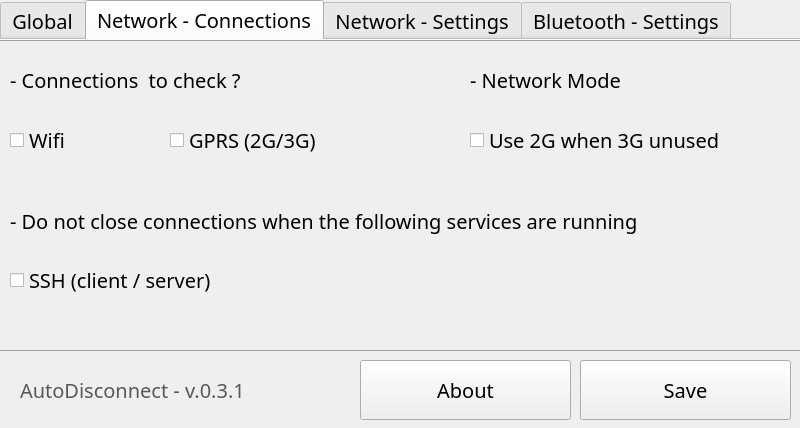
Before: the Qt Designer form src/uis/mainwindow.ui in abrisse/AutoDisconnect, drawn with Qt 5.
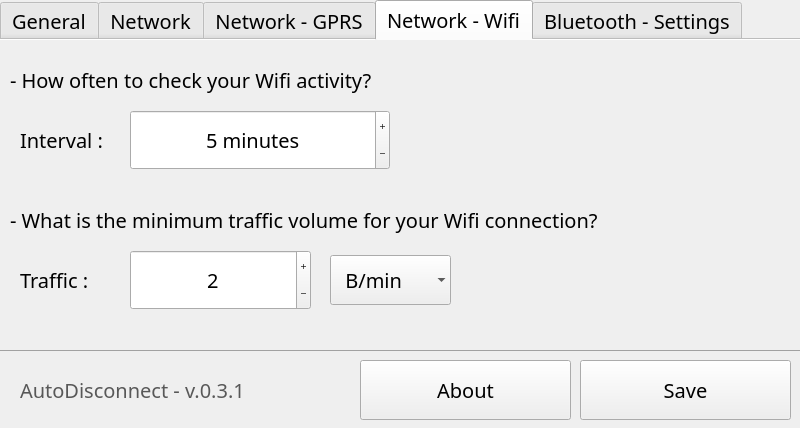
After: the same form once the commit is applied. The open tabs and pages were chosen to show the change.

Commit message: * New feature [#5732] : Switch 2G <-> 3G - Reporter : automagic68 * New feature [#5700] : Do not disconnect when openvpn is running - Reporter : maddler * New feature [#5738] : Do not disconnect when VoIP or an IM Account (Google Talk, Skype) is used * New feature [#5221] : Control Panel Applet - Reporter : pillar * Bluetooth code refactored

```diff
--- a/src/uis/mainwindow.ui
+++ b/src/uis/mainwindow.ui
@@ -83,7 +83,7 @@
     </property>
     <widget class="QWidget" name="tab">
      <attribute name="title">
-      <string>Global</string>
+      <string>General</string>
      </attribute>
      <widget class="QCheckBox" name="chkNotifications">
       <property name="geometry">
@@ -225,14 +225,14 @@
     </widget>
     <widget class="QWidget" name="tab_2">
      <attribute name="title">
-      <string>Network - Connections</string>
+      <string>Network</string>
      </attribute>
      <widget class="QLabel" name="label_3">
       <property name="geometry">
        <rect>
         <x>10</x>
         <y>10</y>
-        <width>271</width>
+        <width>381</width>
         <height>60</height>
        </rect>
       </property>
@@ -249,7 +249,7 @@
        </font>
       </property>
       <property name="text">
-       <string>- Connections  to check ?</string>
+       <string>- Which connections to check?</string>
       </property>
      </widget>
      <widget class="QCheckBox" name="chkConnexionWLAN">
@@ -260,7 +260,7 @@
        <rect>
         <x>10</x>
         <y>70</y>
-        <width>141</width>
+        <width>131</width>
         <height>60</height>
        </rect>
       </property>
@@ -289,7 +289,7 @@
      <widget class="QCheckBox" name="chkConnexionGPRS">
       <property name="geometry">
        <rect>
-        <x>170</x>
+        <x>160</x>
         <y>70</y>
         <width>231</width>
         <height>60</height>
@@ -355,7 +355,7 @@
        </font>
       </property>
       <property name="text">
-       <string>- Do not close connections when the following services are running</string>
+       <string>- Do not close connections when the following services are running:</string>
       </property>
       <property name="textFormat">
        <enum>Qt::AutoText</enum>
@@ -364,44 +364,10 @@
        <bool>true</bool>
       </property>
      </widget>
-     <widget class="QCheckBox" name="chkExceptionSSH">
-      <property name="geometry">
-       <rect>
-        <x>10</x>
-        <y>210</y>
-        <width>271</width>
-        <height>60</height>
-       </rect>
-      </property>
-      <property name="sizePolicy">
-       <sizepolicy hsizetype="Preferred" vsizetype="Preferred">
-        <horstretch>0</horstretch>
-        <verstretch>0</verstretch>
-       </sizepolicy>
-      </property>
-      <property name="minimumSize">
-       <size>
-        <width>0</width>
-        <height>0</height>
-       </size>
-      </property>
-      <property name="font">
-       <font>
-        <family>Sans Serif</family>
-        <pointsize>15</pointsize>
-       </font>
-      </property>
-      <property name="text">
-       <string>SSH (client / server)</string>
-      </property>
-      <property name="checked">
-       <bool>false</bool>
-      </property>
-     </widget>
      <widget class="QLabel" name="label_17">
       <property name="geometry">
        <rect>
-        <x>470</x>
+        <x>450</x>
         <y>10</y>
         <width>191</width>
         <height>60</height>
@@ -420,7 +386,7 @@
        </font>
       </property>
       <property name="text">
-       <string>- Network Mode</string>
+       <string>- Network Mode:</string>
       </property>
       <property name="textFormat">
        <enum>Qt::AutoText</enum>
@@ -432,7 +398,7 @@
      <widget class="QCheckBox" name="chkUse2G">
       <property name="geometry">
        <rect>
-        <x>470</x>
+        <x>450</x>
         <y>70</y>
         <width>321</width>
         <height>60</height>
@@ -463,10 +429,146 @@
        <bool>false</bool>
       </property>
      </widget>
+     <widget class="QCheckBox" name="chkExceptionOpenVPN">
+      <property name="geometry">
+       <rect>
+        <x>390</x>
+        <y>210</y>
+        <width>186</width>
+        <height>60</height>
+       </rect>
+      </property>
+      <property name="sizePolicy">
+       <sizepolicy hsizetype="Preferred" vsizetype="Preferred">
+        <horstretch>0</horstretch>
+        <verstretch>0</verstretch>
+       </sizepolicy>
+      </property>
+      <property name="minimumSize">
+       <size>
+        <width>0</width>
+        <height>0</height>
+       </size>
+      </property>
+      <property name="font">
+       <font>
+        <family>Sans Serif</family>
+        <pointsize>15</pointsize>
+       </font>
+      </property>
+      <property name="text">
+       <string>OpenVPN</string>
+      </property>
+      <property name="checked">
+       <bool>false</bool>
+      </property>
+     </widget>
+     <widget class="QCheckBox" name="chkExceptionVoIP">
+      <property name="geometry">
+       <rect>
+        <x>10</x>
+        <y>210</y>
+        <width>131</width>
+        <height>60</height>
+       </rect>
+      </property>
+      <property name="sizePolicy">
+       <sizepolicy hsizetype="Preferred" vsizetype="Preferred">
+        <horstretch>0</horstretch>
+        <verstretch>0</verstretch>
+       </sizepolicy>
+      </property>
+      <property name="minimumSize">
+       <size>
+        <width>0</width>
+        <height>0</height>
+       </size>
+      </property>
+      <property name="font">
+       <font>
+        <family>Sans Serif</family>
+        <pointsize>15</pointsize>
+       </font>
+      </property>
+      <property name="text">
+       <string>VoIP</string>
+      </property>
+      <property name="checked">
+       <bool>false</bool>
+      </property>
+     </widget>
+     <widget class="QCheckBox" name="chkExceptionIMAccounts">
+      <property name="geometry">
+       <rect>
+        <x>160</x>
+        <y>210</y>
+        <width>211</width>
+        <height>60</height>
+       </rect>
+      </property>
+      <property name="sizePolicy">
+       <sizepolicy hsizetype="Preferred" vsizetype="Preferred">
+        <horstretch>0</horstretch>
+        <verstretch>0</verstretch>
+       </sizepolicy>
+      </property>
+      <property name="minimumSize">
+       <size>
+        <width>0</width>
+        <height>0</height>
+       </size>
+      </property>
+      <property name="font">
+       <font>
+        <family>Sans Serif</family>
+        <pointsize>15</pointsize>
+       </font>
+      </property>
+      <property name="text">
+       <string>IM Accounts</string>
+      </property>
+      <property name="checked">
+       <bool>false</bool>
+      </property>
+     </widget>
+     <widget class="QCheckBox" name="chkExceptionSSH">
+      <property name="geometry">
+       <rect>
+        <x>595</x>
+        <y>210</y>
+        <width>131</width>
+        <height>60</height>
+       </rect>
+      </property>
+      <property name="sizePolicy">
+       <sizepolicy hsizetype="Preferred" vsizetype="Preferred">
+        <horstretch>0</horstretch>
+        <verstretch>0</verstretch>
+       </sizepolicy>
+      </property>
+      <property name="minimumSize">
+       <size>
+        <width>0</width>
+        <height>0</height>
+       </size>
+      </property>
+      <property name="font">
+       <font>
+        <family>Sans Serif</family>
+        <pointsize>15</pointsize>
+       </font>
+      </property>
+      <property name="text">
+       <string>SSH</string>
+      </property>
+      <property name="checked">
+       <bool>false</bool>
+      </property>
+     </widget>
     </widget>
     <widget class="QWidget" name="tab_3">
      <attribute name="title">
-      <string>Network - Settings</string>
+      <string>Network - GPRS</string>
      </attribute>
      <widget class="QLabel" name="label">
       <property name="geometry">
@@ -675,6 +777,207 @@
       </item>
      </widget>
     </widget>
+    <widget class="QWidget" name="tab_5">
+     <attribute name="title">
+      <string>Network - Wifi</string>
+     </attribute>
+     <widget class="QLabel" name="label_11">
+      <property name="geometry">
+       <rect>
+        <x>20</x>
+        <y>70</y>
+        <width>141</width>
+        <height>60</height>
+       </rect>
+      </property>
+      <property name="font">
+       <font>
+        <family>Sans Serif</family>
+        <pointsize>15</pointsize>
+       </font>
+      </property>
+      <property name="text">
+       <string>Interval :</string>
+      </property>
+     </widget>
+     <widget class="QSpinBox" name="spinMinBytesWifi">
+      <property name="geometry">
+       <rect>
+        <x>130</x>
+        <y>210</y>
+        <width>181</width>
+        <height>60</height>
+       </rect>
+      </property>
+      <property name="sizePolicy">
+       <sizepolicy hsizetype="Fixed" vsizetype="Fixed">
+        <horstretch>0</horstretch>
+        <verstretch>0</verstretch>
+       </sizepolicy>
+      </property>
+      <property name="font">
+       <font>
+        <family>Sans Serif</family>
+        <pointsize>15</pointsize>
+       </font>
+      </property>
+      <property name="alignment">
+       <set>Qt::AlignCenter</set>
+      </property>
+      <property name="buttonSymbols">
+       <enum>QAbstractSpinBox::PlusMinus</enum>
+      </property>
+      <property name="accelerated">
+       <bool>true</bool>
+      </property>
+      <property name="minimum">
+       <number>1</number>
+      </property>
+      <property name="maximum">
+       <number>1023</number>
+      </property>
+      <property name="singleStep">
+       <number>1</number>
+      </property>
+      <property name="value">
+       <number>2</number>
+      </property>
+     </widget>
+     <widget class="QComboBox" name="unitListWifi">
+      <property name="geometry">
+       <rect>
+        <x>330</x>
+        <y>215</y>
+        <width>121</width>
+        <height>50</height>
+       </rect>
+      </property>
+      <property name="font">
+       <font>
+        <family>Sans Serif</family>
+        <pointsize>15</pointsize>
+       </font>
+      </property>
+      <property name="frame">
+       <bool>false</bool>
+      </property>
+      <item>
+       <property name="text">
+        <string>  B/min</string>
+       </property>
+      </item>
+      <item>
+       <property name="text">
+        <string>  KB/min</string>
+       </property>
+      </item>
+      <item>
+       <property name="text">
+        <string>  MB/min</string>
+       </property>
+      </item>
+     </widget>
+     <widget class="QLabel" name="label_20">
+      <property name="geometry">
+       <rect>
+        <x>20</x>
+        <y>210</y>
+        <width>71</width>
+        <height>60</height>
+       </rect>
+      </property>
+      <property name="font">
+       <font>
+        <family>Sans Serif</family>
+        <pointsize>15</pointsize>
+       </font>
+      </property>
+      <property name="text">
+       <string>Traffic :</string>
+      </property>
+     </widget>
+     <widget class="QSpinBox" name="spinIntervalWifi">
+      <property name="geometry">
+       <rect>
+        <x>130</x>
+        <y>70</y>
+        <width>260</width>
+        <height>60</height>
+       </rect>
+      </property>
+      <property name="sizePolicy">
+       <sizepolicy hsizetype="Fixed" vsizetype="Fixed">
+        <horstretch>0</horstretch>
+        <verstretch>0</verstretch>
+       </sizepolicy>
+      </property>
+      <property name="font">
+       <font>
+        <family>Sans Serif</family>
+        <pointsize>15</pointsize>
+       </font>
+      </property>
+      <property name="alignment">
+       <set>Qt::AlignCenter</set>
+      </property>
+      <property name="buttonSymbols">
+       <enum>QAbstractSpinBox::PlusMinus</enum>
+      </property>
+      <property name="accelerated">
+       <bool>true</bool>
+      </property>
+      <property name="suffix">
+       <string> minutes</string>
+      </property>
+      <property name="minimum">
+       <number>1</number>
+      </property>
+      <property name="maximum">
+       <number>180</number>
+      </property>
+      <property name="value">
+       <number>5</number>
+      </property>
+     </widget>
+     <widget class="QLabel" name="label_21">
+      <property name="geometry">
+       <rect>
+        <x>10</x>
+        <y>145</y>
+        <width>781</width>
+        <height>70</height>
+       </rect>
+      </property>
+      <property name="font">
+       <font>
+        <family>Sans Serif</family>
+        <pointsize>15</pointsize>
+       </font>
+      </property>
+      <property name="text">
+       <string>- What is the minimum traffic volume for your Wifi connection?</string>
+      </property>
+     </widget>
+     <widget class="QLabel" name="label_2">
+      <property name="geometry">
+       <rect>
+        <x>10</x>
+        <y>10</y>
+        <width>691</width>
+        <height>60</height>
+       </rect>
+      </property>
+      <property name="font">
+       <font>
+        <family>Sans Serif</family>
+        <pointsize>15</pointsize>
+       </font>
+      </property>
+      <property name="text">
+       <string>- How often to check your Wifi activity?</string>
+      </property>
+     </widget>
+    </widget>
     <widget class="QWidget" name="tab_4">
      <attribute name="title">
       <string>Bluetooth - Settings</string>
```
Left out of the diff: 35 changed lines with no effect on the pictures. The commit also changes 17 other files.
